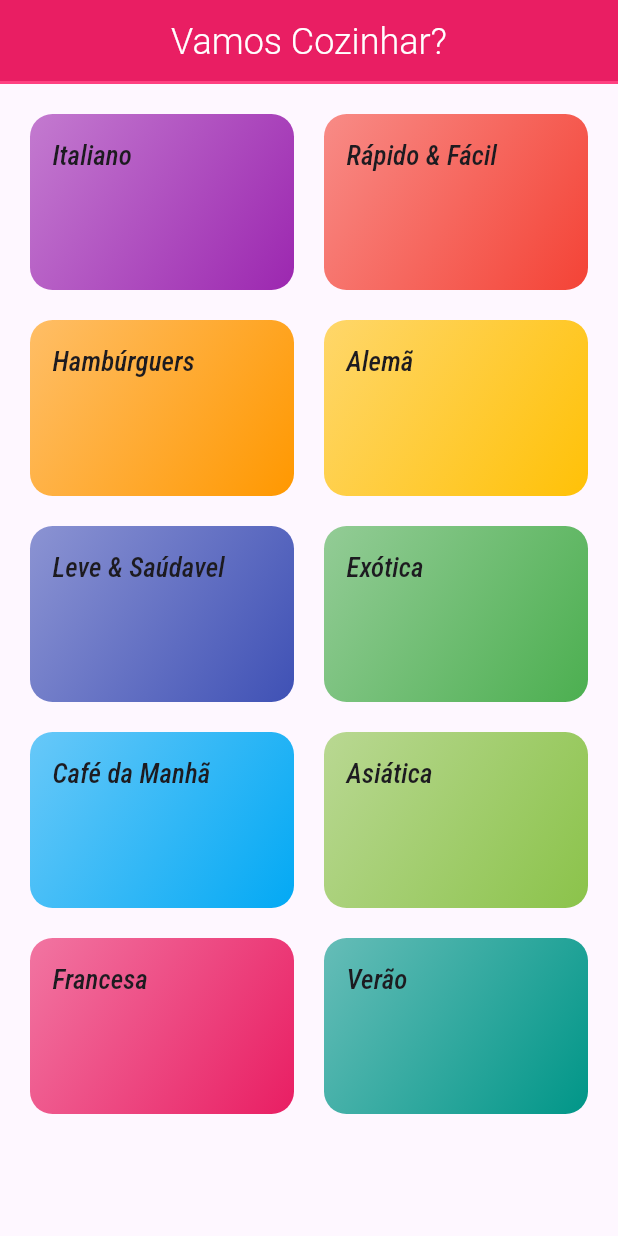
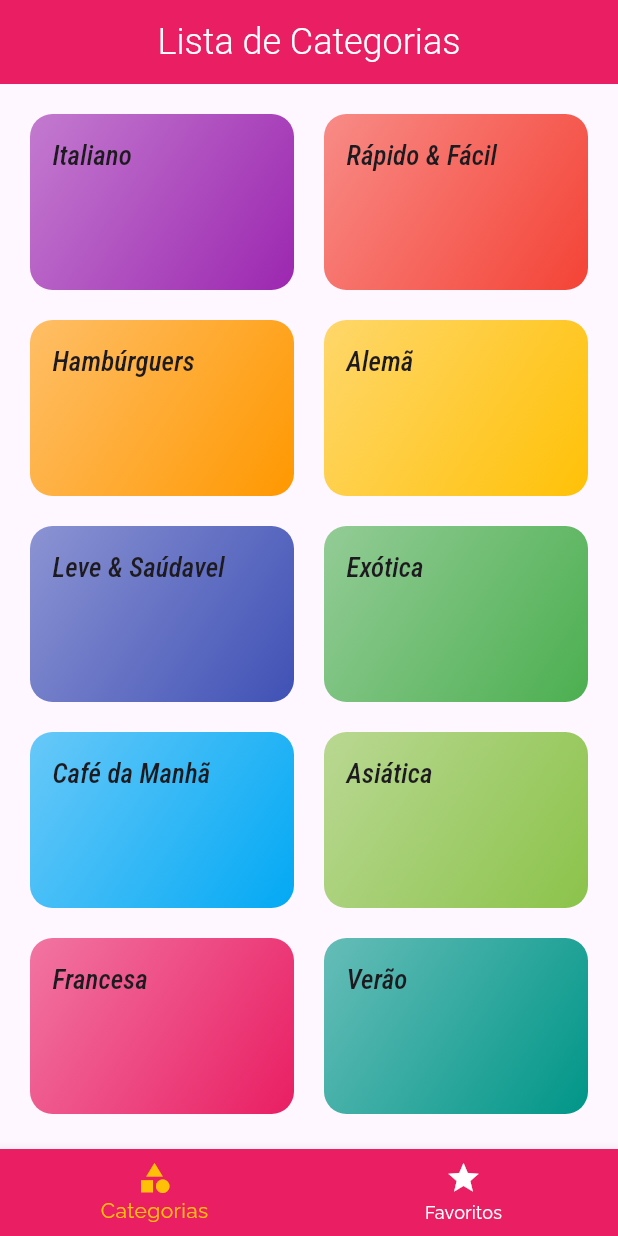
Before and after one commit to Debora-Mind/Meals, a Flutter app: the screen it shows after launch, on a phone screen of 412 x 824 dp. Run offline on Flutter 3.47's test engine with Material 3 defaults, Android fonts, the phone set to English and light mode, and no system bars; Roboto replaces fonts that are missing (Realway).

Commit message:
Criado navegador inverior
Adicionado navegador para alternar entre as categorias e os favoritos.
Também realizados ajustes reclamados pelo dart/flutter

```diff
--- a/lib/components/category_item.dart
+++ b/lib/components/category_item.dart
@@ -6,7 +6,7 @@ import '../models/category.dart';
 class CategoryItem extends StatelessWidget {
   final Category category;
 
-  const CategoryItem(this.category);
+  const CategoryItem(this.category, {super.key});
 
   void _selectCategory(BuildContext context) {
     Navigator.of(context).pushNamed(
--- a/lib/data/dummy_data.dart
+++ b/lib/data/dummy_data.dart
@@ -1,3 +1,5 @@
+// ignore_for_file: constant_identifier_names
+
 import 'package:flutter/material.dart';
 import '../models/category.dart';
 import '../models/meal.dart';
@@ -55,7 +57,7 @@ const DUMMY_CATEGORIES = [
   ),
 ];
 
-const DUMMY_MEALS = const [
+const DUMMY_MEALS = [
   Meal(
     id: 'm1',
     categories: ['c1', 'c2'],
--- a/lib/main.dart
+++ b/lib/main.dart
@@ -1,8 +1,8 @@
 import 'package:flutter/material.dart';
 import 'package:meals/screens/meal_detail_screen.dart';
+import 'package:meals/screens/tabs_screen.dart';
 import 'package:meals/screens/unknown_route_screen.dart';
 
-import 'screens/categories_screen.dart';
 import 'package:meals/screens/categories_meals_screen.dart';
 import 'utils/app_routes.dart';
 
@@ -56,22 +56,21 @@ class MyApp extends StatelessWidget {
             fontWeight: FontWeight.w300,
           ),
           centerTitle: true,
-          shape: Border(
-            bottom: BorderSide(
-              color: Colors.pinkAccent,
-              width: 2,
-            ),
-          ),
+        ),
+        bottomNavigationBarTheme: const BottomNavigationBarThemeData(
+          backgroundColor: Colors.pink,
+          unselectedItemColor: Colors.white,
+          selectedItemColor: Colors.amber,
         ),
       ),
       routes: {
-        AppRoutes.HOME: (ctx) => CategoriesScreen(),
-        AppRoutes.CATEGORIES_MEALS: (ctx) => CategoriesMealsScreen(),
-        AppRoutes.MEAL_DETAIL: (ctx) => MealDetailScreen(),
+        AppRoutes.HOME: (ctx) => const TabsScreen(),
+        AppRoutes.CATEGORIES_MEALS: (ctx) => const CategoriesMealsScreen(),
+        AppRoutes.MEAL_DETAIL: (ctx) => const MealDetailScreen(),
       },
       onUnknownRoute: (settings) {
         return MaterialPageRoute(
-          builder: (ctx) => UnknownRouteScreen(),
+          builder: (ctx) => const UnknownRouteScreen(),
         );
       },
     );
--- a/lib/screens/categories_meals_screen.dart
+++ b/lib/screens/categories_meals_screen.dart
@@ -4,6 +4,8 @@ import 'package:meals/data/dummy_data.dart';
 import 'package:meals/models/category.dart';
 
 class CategoriesMealsScreen extends StatelessWidget {
+  const CategoriesMealsScreen({super.key});
+
   @override
   Widget build(BuildContext context) {
     final category = ModalRoute.of(context)?.settings.arguments as Category;
--- a/lib/screens/categories_screen.dart
+++ b/lib/screens/categories_screen.dart
@@ -7,11 +7,7 @@ class CategoriesScreen extends StatelessWidget {
 
   @override
   Widget build(BuildContext context) {
-    return Scaffold(
-      appBar: AppBar(
-        title: const Text('Vamos Cozinhar?'),
-      ),
-      body: GridView(
+    return GridView(
       padding: const EdgeInsets.all(20),
       gridDelegate: const SliverGridDelegateWithMaxCrossAxisExtent(
         maxCrossAxisExtent: 200,
@@ -20,7 +16,6 @@ class CategoriesScreen extends StatelessWidget {
         mainAxisSpacing: 20,
       ),
       children: DUMMY_CATEGORIES.map((cat) => CategoryItem(cat)).toList(),
-      ),
     );
   }
 }
--- a/lib/screens/meal_detail_screen.dart
+++ b/lib/screens/meal_detail_screen.dart
@@ -82,7 +82,7 @@ class MealDetailScreen extends StatelessWidget {
                         ),
                         title: Text(meal.steps[index]),
                       ),
-                      Divider()
+                      const Divider()
                     ],
                   );
                 }),
--- /dev/null
+++ b/lib/screens/tabs_screen.dart
@@ -0,0 +1,48 @@
+import 'package:flutter/material.dart';
+import 'package:meals/screens/categories_screen.dart';
+import 'package:meals/screens/favorite_screen.dart';
+
+class TabsScreen extends StatefulWidget {
+  const TabsScreen({super.key});
+
+  @override
+  State<TabsScreen> createState() => _TabsScreenState();
+}
+
+class _TabsScreenState extends State<TabsScreen> {
+  int _selectedScreenIndex = 0;
+  final List<Map<String, Object>> _screens = [
+    {'title': 'Lista de Categorias', 'screen': const CategoriesScreen()},
+    {'title': 'Meus Favoritos', 'screen': const FavoriteScreen()},
+  ];
+
+  _selectScreen(int index) {
+    setState(() {
+      _selectedScreenIndex = index;
+    });
+  }
+
+  @override
+  Widget build(BuildContext context) {
+    return Scaffold(
+      appBar: AppBar(
+        title: Text(_screens[_selectedScreenIndex]['title'] as String),
+      ),
+      body: _screens[_selectedScreenIndex]['screen'] as Widget,
+      bottomNavigationBar: BottomNavigationBar(
+        onTap: _selectScreen,
+        currentIndex: _selectedScreenIndex,
+        items: const [
+          BottomNavigationBarItem(
+            icon: Icon(Icons.category),
+            label: 'Categorias',
+          ),
+          BottomNavigationBarItem(
+            icon: Icon(Icons.star),
+            label: 'Favoritos',
+          ),
+        ],
+      ),
+    );
+  }
+}
--- a/lib/screens/unknown_route_screen.dart
+++ b/lib/screens/unknown_route_screen.dart
@@ -2,6 +2,8 @@ import 'package:flutter/material.dart';
 import 'package:meals/utils/app_routes.dart';
 
 class UnknownRouteScreen extends StatelessWidget {
+  const UnknownRouteScreen({super.key});
+
   @override
   Widget build(BuildContext context) {
     return Scaffold(
--- a/lib/utils/app_routes.dart
+++ b/lib/utils/app_routes.dart
@@ -1,3 +1,5 @@
+// ignore_for_file: constant_identifier_names
+
 class AppRoutes {
   static const HOME = '/';
   static const CATEGORIES_MEALS = '/categories-meals';
```
Also changed, not shown: lib/screens/favorite_screen.dart (added, +12 -0 lines). Lines whose indentation alone changed are shown as unchanged.
